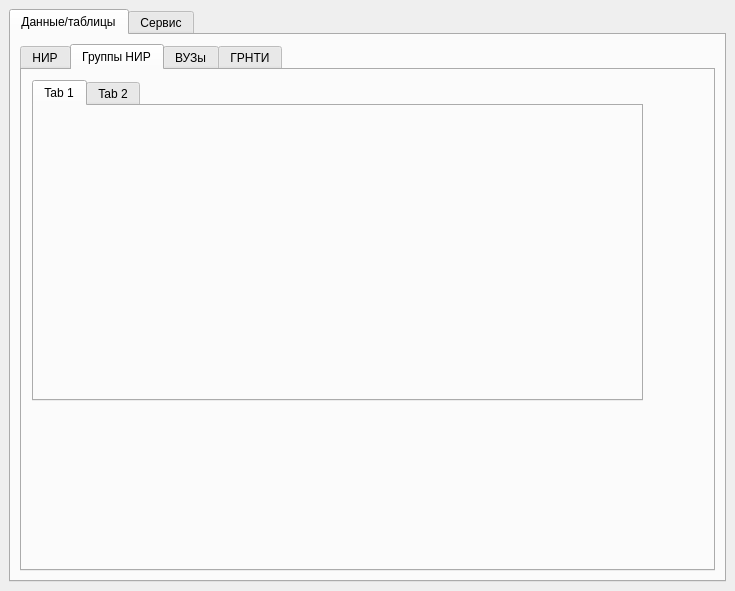
First picture: the form in MainForm.ui, repository VaninaAY/SYBD, before the edit.
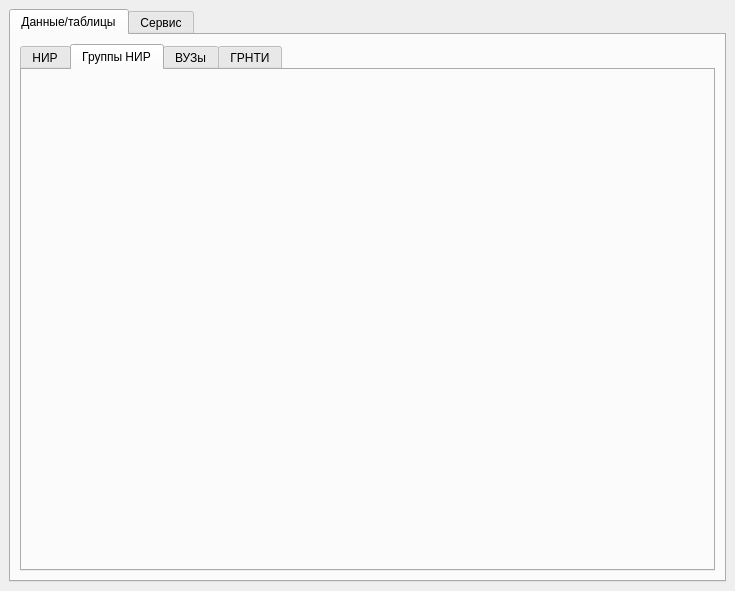
Second picture: the form after the edit. The open tabs and pages were chosen to show the change.

Patch:
```diff
--- a/MainForm.ui
+++ b/MainForm.ui
@@ -91,26 +91,6 @@
            <attribute name="title">
             <string>Группы НИР</string>
            </attribute>
-           <widget class="QTabWidget" name="groups_NIR_tab">
-            <property name="geometry">
-             <rect>
-              <x>10</x>
-              <y>10</y>
-              <width>611</width>
-              <height>321</height>
-             </rect>
-            </property>
-            <widget class="QWidget" name="tab_7">
-             <attribute name="title">
-              <string>Tab 1</string>
-             </attribute>
-            </widget>
-            <widget class="QWidget" name="tab_8">
-             <attribute name="title">
-              <string>Tab 2</string>
-             </attribute>
-            </widget>
-           </widget>
           </widget>
           <widget class="QWidget" name="tab_4">
            <attribute name="title">
```
Left out of the diff: 38 changed lines with no effect on the pictures.
